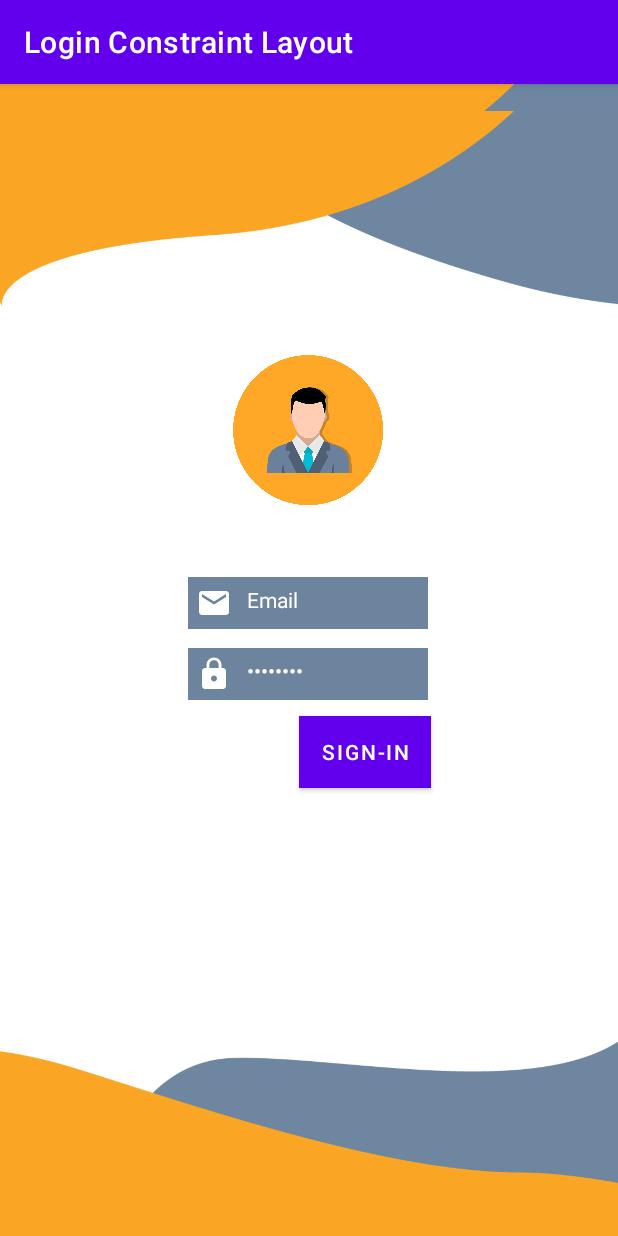
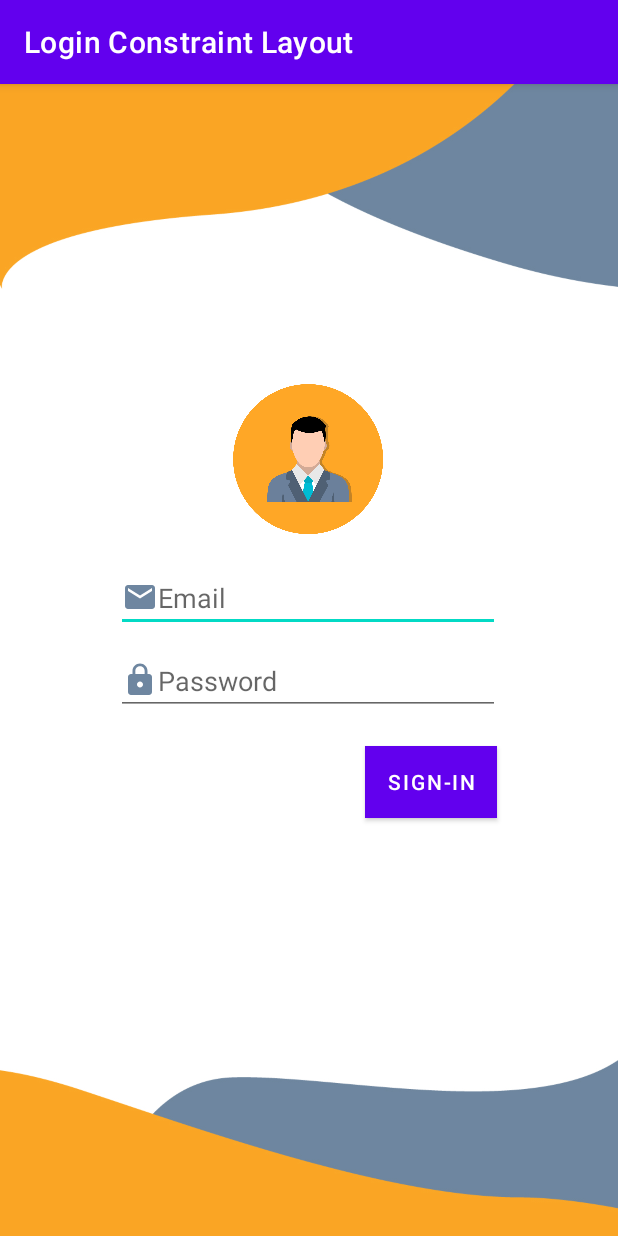
Before and after one commit to swmahardhika/Activity_5, an Android app: the screen it shows after launch (MainActivity), on a phone screen of 412 x 824 dp. Run offline under Robolectric (Android 15) with nearby library versions, the phone set to English and light mode, and no system bars.

Commit message:
Pesan komit wajib diisi (Commit Message Required) Ex: Commit 1 (publish projek ke dalam github (publish the project to github))
Lots of changes

```diff
--- a/app/src/main/java/com/example/loginconstraintlayout/MainActivity.java
+++ b/app/src/main/java/com/example/loginconstraintlayout/MainActivity.java
@@ -1,14 +1,79 @@
 package com.example.loginconstraintlayout;
 
 import androidx.appcompat.app.AppCompatActivity;
-
+import android.annotation.SuppressLint;
 import android.os.Bundle;
+import android.view.View;
+import android.widget.Button;
+import android.widget.EditText;
+import android.widget.Toast;
 
 public class MainActivity extends AppCompatActivity {
+
+    //deklarasi variabel untuk button
+    Button btnLogin;
+
+    //deklarasi variabel untuk Edittext
+    EditText edemail, edpassword;
+
+    //deklarasi variabel untuk menyimpan email dan password
+    String nama, password;
 
     @Override
     protected void onCreate(Bundle savedInstanceState) {
         super.onCreate(savedInstanceState);
         setContentView(R.layout.activity_main);
+
+
+        //Menghubungkan variabel btnLogin dengan componen button pada layout
+        btnLogin=findViewById(R.id.btSignin);
+
+        //menghubungkan variabel edemail dengan componen button pada layout
+        edemail = findViewById(R.id.edEmail);
+
+        //Menghubungkan variabel edpassword dengan componen button pada layout
+        edpassword = findViewById(R.id.edPassword);
+
+        btnLogin.setOnClickListener(new View.OnClickListener() {
+            @Override
+            public void onClick(View v) {
+                //menyimpan input user di edit text email kedalam variabel nama
+                nama = edemail.getText().toString();
+
+                //menyimpan input user di edittext password kedalam variabel password
+                password = edpassword.getText().toString();
+
+                Toast t = Toast.makeText(getApplicationContext(),
+                        "email anda:"+nama+" dan password anda"+password+"", Toast.LENGTH_LONG);
+
+                String email = "satriawira@gmail.com";
+                String pass = "satria123";
+
+                if (nama.equals(email) && password.equals(pass))
+                {
+                    t = Toast.makeText(getApplicationContext(),
+                            "Login sukses", Toast.LENGTH_LONG);
+                    t.show();
+                }
+                else if (!nama.equals(email) && password.equals(pass))
+                {
+                    t = Toast.makeText(getApplicationContext(),
+                            "Email salah", Toast.LENGTH_LONG);
+                    t.show();
+                }
+                else if (nama.equals(email) && !password.equals(pass))
+                {
+                    t = Toast.makeText(getApplicationContext(),
+                            "Password salah", Toast.LENGTH_LONG);
+                    t.show();
+                }
+                else
+                {
+                    t = Toast.makeText(getApplicationContext(),
+                            "Email dan password salah", Toast.LENGTH_LONG);
+                    t.show();
+                }
+            }
+        });
     }
 }
--- a/app/src/main/res/layout-v21/activity_main.xml
+++ b/app/src/main/res/layout-v21/activity_main.xml
@@ -4,93 +4,66 @@
     xmlns:tools="http://schemas.android.com/tools"
     android:layout_width="match_parent"
     android:layout_height="match_parent"
+    android:background="@drawable/background"
     tools:context=".MainActivity">
 
-    <ImageView
-        android:id="@+id/imageView4"
-        android:layout_width="match_parent"
-        android:layout_height="match_parent"
-        android:background="@drawable/background"
-        app:srcCompat="@drawable/background"
-        tools:layout_editor_absoluteX="0dp"
-        tools:layout_editor_absoluteY="0dp"
-        android:contentDescription="TODO" />
 
     <ImageView
         android:id="@+id/imageView2"
         android:layout_width="100dp"
         android:layout_height="100dp"
-        app:layout_constraintBottom_toBottomOf="parent"
+        android:layout_marginTop="200dp"
         app:layout_constraintEnd_toEndOf="parent"
         app:layout_constraintHorizontal_bias="0.498"
         app:layout_constraintStart_toStartOf="parent"
         app:layout_constraintTop_toTopOf="parent"
-        app:layout_constraintVertical_bias="0.27"
         app:srcCompat="@drawable/login" />
 
-    <TextView
-        android:id="@+id/editText"
+    <Button
+        android:id="@+id/btSignin"
         android:layout_width="wrap_content"
         android:layout_height="wrap_content"
-        android:layout_marginLeft="16dp"
-        android:layout_marginRight="16dp"
         android:background="#6c849e"
-        android:drawableStart="@drawable/ic_baseline_lock_24"
-        android:drawableLeft="@drawable/ic_baseline_lock_24"
-        android:drawablePadding="10dp"
-        android:ems="10"
-        android:hint="@string/tPassword"
-        android:inputType="textPassword"
-        android:padding="5dp"
-        android:text="TextView"
-        android:textColor="#ffffff"
-        app:layout_constraintBottom_toBottomOf="parent"
-        app:layout_constraintEnd_toEndOf="parent"
-        app:layout_constraintHorizontal_bias="0.497"
-        app:layout_constraintStart_toStartOf="parent"
-        app:layout_constraintTop_toTopOf="parent"
-        app:layout_constraintVertical_bias="0.513" />
-
-    <TextView
-        android:id="@+id/editText2"
-        android:layout_width="wrap_content"
-        android:layout_height="wrap_content"
-        android:layout_marginLeft="16dp"
-        android:layout_marginRight="16dp"
-        android:background="#6c849e"
-        android:drawableLeft="@drawable/ic_baseline_email_24"
-        android:drawableStart="@drawable/ic_baseline_email_24"
-        android:drawablePadding="10dp"
-        android:ems="10"
-        android:hint="@string/tEmail"
-        android:inputType="textPersonName"
-        android:padding="5dp"
-        android:text="Email"
-        android:textColor="#ffffff"
-        app:layout_constraintBottom_toBottomOf="parent"
-        app:layout_constraintEnd_toEndOf="parent"
-        app:layout_constraintHorizontal_bias="0.497"
-        app:layout_constraintStart_toStartOf="parent"
-        app:layout_constraintTop_toTopOf="parent"
-        app:layout_constraintVertical_bias="0.448" />
-
-    <Button
-        android:id="@+id/button"
-        android:layout_width="wrap_content"
-        android:layout_height="wrap_content"
-        android:layout_marginLeft="16dp"
-        android:layout_marginRight="16dp"
-        android:background="#6c849e"
+        android:backgroundTint="#faa629"
         android:paddingLeft="10dp"
         android:paddingRight="10dp"
         android:text="@string/bsignin"
         android:textColor="#ffffff"
-        android:backgroundTint="#faa629"
         app:layout_constraintBottom_toBottomOf="parent"
-        app:layout_constraintHorizontal_bias="0.628"
-        app:layout_constraintLeft_toLeftOf="parent"
-        app:layout_constraintRight_toRightOf="parent"
-        app:layout_constraintTop_toTopOf="parent"
-        app:layout_constraintVertical_bias="0.585" />
+        app:layout_constraintEnd_toEndOf="parent"
+        app:layout_constraintHorizontal_bias="0.752"
+        app:layout_constraintStart_toStartOf="parent"
+        app:layout_constraintTop_toBottomOf="@+id/edPassword"
+        app:layout_constraintVertical_bias="0.068" />
+
+    <EditText
+        android:id="@+id/edEmail"
+        android:layout_width="wrap_content"
+        android:layout_height="wrap_content"
+        android:layout_marginTop="20dp"
+        android:drawableStart="@drawable/ic_baseline_email_24"
+        android:drawableTint="#6e86a0"
+        android:ems="12"
+        android:hint="@string/tEmail"
+        android:inputType="textPersonName"
+        app:layout_constraintEnd_toEndOf="parent"
+        app:layout_constraintHorizontal_bias="0.497"
+        app:layout_constraintStart_toStartOf="parent"
+        app:layout_constraintTop_toBottomOf="@+id/imageView2" />
+
+    <EditText
+        android:id="@+id/edPassword"
+        android:layout_width="wrap_content"
+        android:layout_height="wrap_content"
+        android:layout_marginTop="10dp"
+        android:drawableStart="@drawable/ic_baseline_lock_24"
+        android:drawableTint="#6e86a0"
+        android:ems="12"
+        android:hint="@string/tPassword"
+        android:inputType="textPassword"
+        app:layout_constraintEnd_toEndOf="parent"
+        app:layout_constraintHorizontal_bias="0.497"
+        app:layout_constraintStart_toStartOf="parent"
+        app:layout_constraintTop_toBottomOf="@+id/edEmail" />
 
 </androidx.constraintlayout.widget.ConstraintLayout>
--- a/app/src/main/res/layout/activity_main.xml
+++ b/app/src/main/res/layout/activity_main.xml
@@ -29,7 +29,7 @@
         app:srcCompat="@drawable/login" />
 
     <TextView
-        android:id="@+id/editText"
+        android:id="@+id/edPassword"
         android:layout_width="wrap_content"
         android:layout_height="wrap_content"
         android:layout_marginLeft="16dp"
@@ -52,7 +52,7 @@
         app:layout_constraintVertical_bias="0.513" />
 
     <TextView
-        android:id="@+id/editText2"
+        android:id="@+id/edEmail"
         android:layout_width="wrap_content"
         android:layout_height="wrap_content"
         android:layout_marginLeft="16dp"
@@ -75,7 +75,7 @@
         app:layout_constraintVertical_bias="0.448" />
 
     <Button
-        android:id="@+id/button"
+        android:id="@+id/btSignin"
         android:layout_width="wrap_content"
         android:layout_height="wrap_content"
         android:layout_marginLeft="16dp"
```
